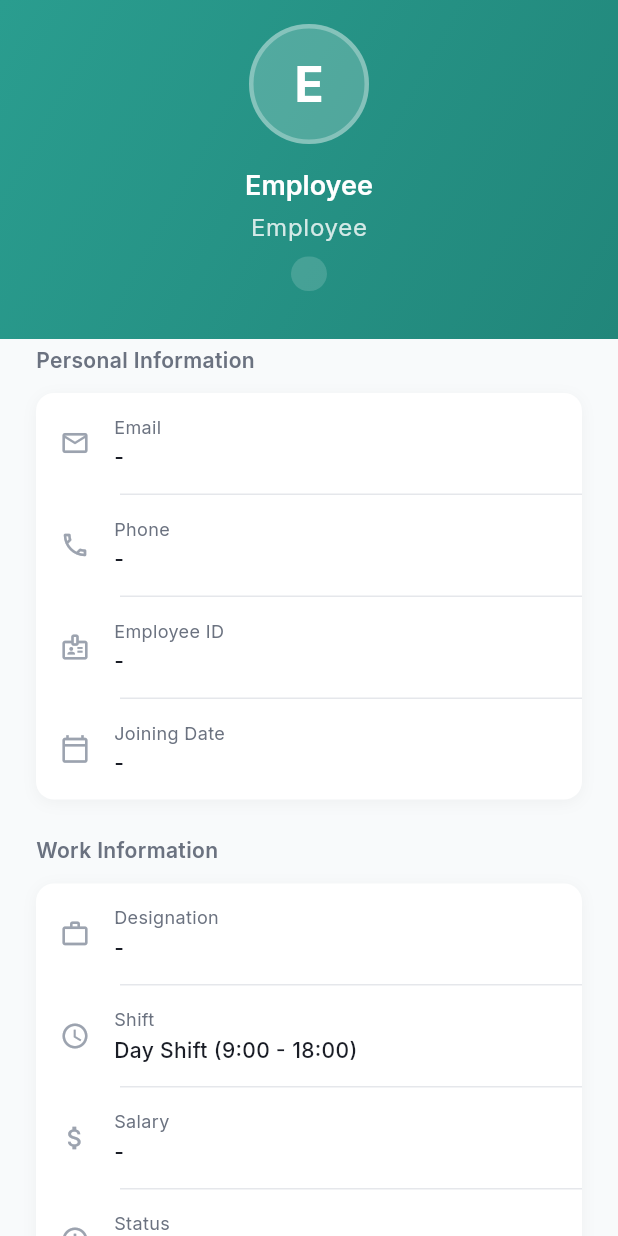
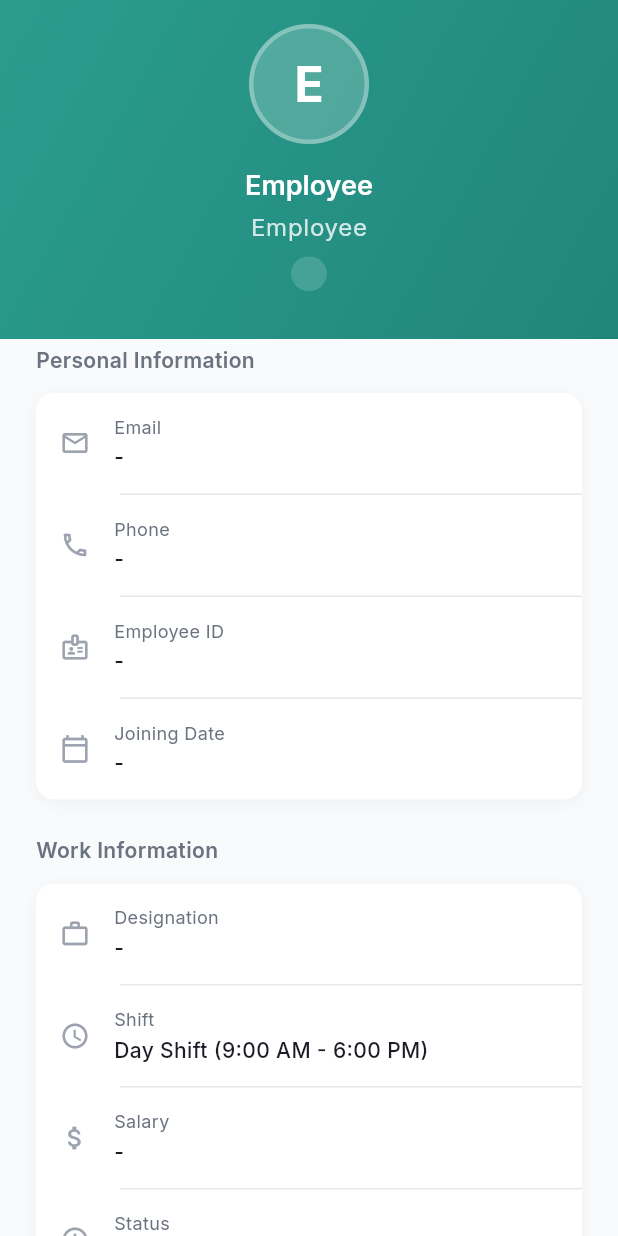
Before and after one commit to HabiburRahmanTusar/InteriorCounsel, a Flutter app: the ProfileScreen screen opened directly, on a phone screen of 412 x 824 dp. Run offline on Flutter 3.47's test engine with Material 3 defaults, Android fonts, the phone set to English and light mode, and no system bars; our stand-ins replace connectivity_plus, dio, flutter_secure_storage, geocoding, geolocator, google_fonts and 2 more; accounts and stored records are empty.

Commit message:
feat: implement core domain models and initialize profile screen UI for employee app

```diff
--- a/apps/attendly_employee_app/lib/models/holiday_model.dart
+++ b/apps/attendly_employee_app/lib/models/holiday_model.dart
@@ -13,7 +13,7 @@ class Holiday {
     return Holiday(
       id: json['_id'] ?? json['id'] ?? '',
       name: json['name'] ?? '',
-      date: json['date'] != null ? DateTime.parse(json['date']) : DateTime.now(),
+      date: json['date'] != null ? DateTime.parse(json['date']).toLocal() : DateTime.now(),
     );
   }
 
--- a/apps/attendly_employee_app/lib/models/shift_model.dart
+++ b/apps/attendly_employee_app/lib/models/shift_model.dart
@@ -24,8 +24,8 @@ class Shift {
       startTime: json['startTime'] ?? '09:00',
       endTime: json['endTime'] ?? '18:00',
       gracePeriod: json['gracePeriod'] ?? 15,
-      createdAt: json['createdAt'] != null ? DateTime.parse(json['createdAt']) : null,
-      updatedAt: json['updatedAt'] != null ? DateTime.parse(json['updatedAt']) : null,
+      createdAt: json['createdAt'] != null ? DateTime.parse(json['createdAt']).toLocal() : null,
+      updatedAt: json['updatedAt'] != null ? DateTime.parse(json['updatedAt']).toLocal() : null,
     );
   }
 
--- a/apps/attendly_employee_app/lib/models/sync_queue_model.dart
+++ b/apps/attendly_employee_app/lib/models/sync_queue_model.dart
@@ -61,7 +61,7 @@ class SyncQueueItem {
       latitude: (map['latitude'] as num?)?.toDouble() ?? 0.0,
       longitude: (map['longitude'] as num?)?.toDouble() ?? 0.0,
       address: map['address'],
-      timestamp: DateTime.parse(map['timestamp']),
+      timestamp: DateTime.parse(map['timestamp']).toLocal(),
       retryCount: map['retryCount'] ?? 0,
       status: map['status'] ?? 'pending',
       errorMessage: map['errorMessage'],
--- a/apps/attendly_employee_app/lib/models/user_model.dart
+++ b/apps/attendly_employee_app/lib/models/user_model.dart
@@ -53,8 +53,8 @@ class User {
       role: json['role'] ?? 'employee',
       shiftId: sId,
       shift: shiftObj,
-      joiningDate: json['joiningDate'] != null ? DateTime.parse(json['joiningDate']) : null,
-      resignationDate: json['resignationDate'] != null ? DateTime.parse(json['resignationDate']) : null,
+      joiningDate: json['joiningDate'] != null ? DateTime.parse(json['joiningDate']).toLocal() : null,
+      resignationDate: json['resignationDate'] != null ? DateTime.parse(json['resignationDate']).toLocal() : null,
       status: json['status'] ?? 'active',
     );
   }
--- a/apps/attendly_employee_app/lib/screens/profile_screen.dart
+++ b/apps/attendly_employee_app/lib/screens/profile_screen.dart
@@ -12,6 +12,7 @@ class ProfileScreen extends StatelessWidget {
   Widget build(BuildContext context) {
     final authProvider = context.watch<AuthProvider>();
     final user = authProvider.user;
+    final shift = user?.shift;
 
     return Scaffold(
       backgroundColor: AppTheme.background,
@@ -138,8 +139,13 @@ class ProfileScreen extends StatelessWidget {
                       _buildInfoCard([
                         _buildInfoRow(Icons.work_outline, 'Designation',
                             user?.designation ?? '-'),
-                        _buildInfoRow(Icons.schedule_outlined, 'Shift',
-                            'Day Shift (9:00 - 18:00)'),
+                        _buildInfoRow(
+                          Icons.schedule_outlined,
+                          'Shift',
+                          shift != null
+                              ? '${shift.name} (${_formatTime(shift.startTime)} - ${_formatTime(shift.endTime)})'
+                              : 'Day Shift (9:00 AM - 6:00 PM)',
+                        ),
                         _buildInfoRow(
                           Icons.attach_money_outlined,
                           'Salary',
@@ -384,6 +390,18 @@ class ProfileScreen extends StatelessWidget {
     return name.isNotEmpty ? name[0].toUpperCase() : 'E';
   }
 
+  String _formatTime(String hhMm) {
+    try {
+      final parts = hhMm.split(':');
+      final hour = int.parse(parts[0]);
+      final min = int.parse(parts[1]);
+      final dt = DateTime(2026, 1, 1, hour, min);
+      return DateFormat('h:mm a').format(dt);
+    } catch (_) {
+      return hhMm;
+    }
+  }
+
   void _showChangePassword(BuildContext context) {
     showModalBottomSheet(
       context: context,
```
Also changed, not shown: apps/attendly_employee_app/lib/models/attendance_model.dart (+9 -9 lines), apps/attendly_employee_app/lib/models/leave_model.dart (+4 -4 lines).
